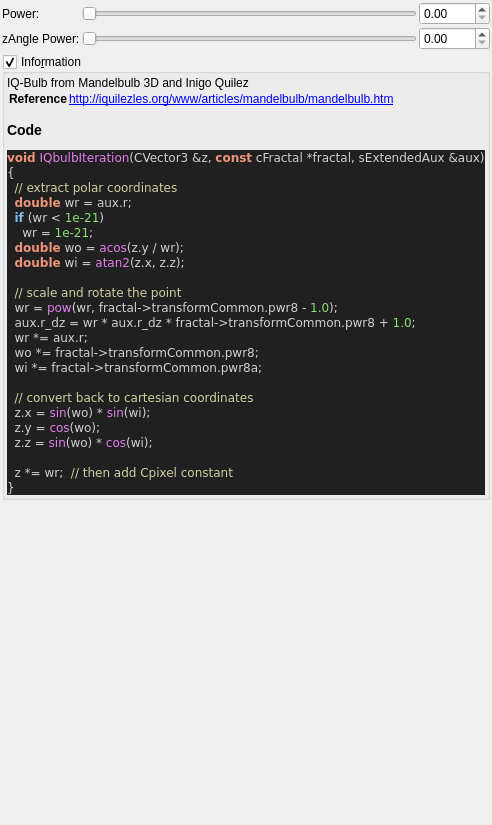
buddhi1980/mandelbulber2, file mandelbulber2/qt_data/fractal_iq_bulb.ui: the form before one commit.
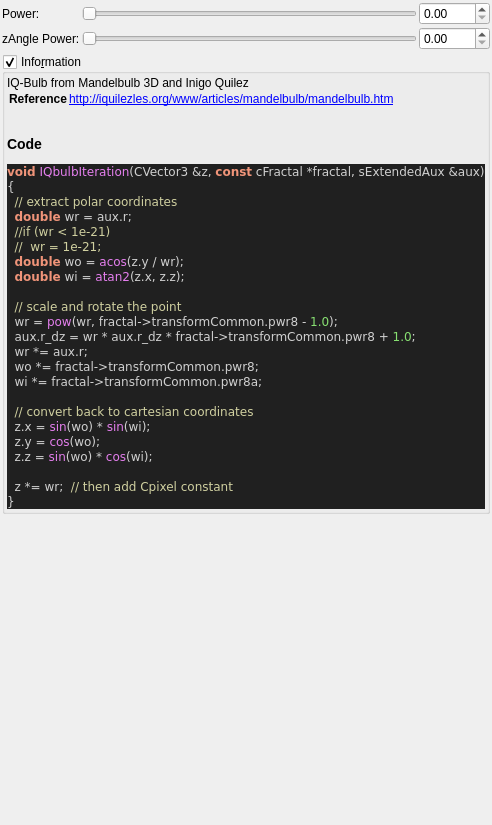
The form after the commit. Custom widgets are drawn as their Qt base class.

Commit message:
stripped code highlight output to body tag
 the surrounding part (HTML Tag and comment) contained version specific parts.
 Now only the body tag will be written to the ui file,
 so the complete output of populateUiInformation.php should be reproducable.

 Also readded broken symlinks in deploy/share/mandelbulber2

Diff of the .ui file:
```diff
--- a/mandelbulber2/qt_data/fractal_iq_bulb.ui
+++ b/mandelbulber2/qt_data/fractal_iq_bulb.ui
@@ -185,22 +185,17 @@
        <widget class="QLabel" name="label_code_content">
         <property name="text">
          <string>&lt;p&gt;IQ-Bulb from Mandelbulb 3D and Inigo Quilez&lt;/p&gt;&lt;table&gt;
-&lt;tr&gt;&lt;th&gt;Reference&lt;/th&gt;&lt;td&gt;&lt;a href=&quot;http://iquilezles.org/www/articles/mandelbulb/mandelbulb.htm&quot;&gt;http://iquilezles.org/www/articles/mandelbulb/mandelbulb.htm&lt;/a&gt;&lt;/td&gt;&lt;/tr&gt;
+&lt;tr&gt;&lt;th&gt;Reference&lt;/th&gt;&lt;td&gt;&lt;a href=&quot;http://iquilezles.org/www/articles/mandelbulb/mandelbulb.htm&quot;&gt;http://iquilezles.org/www/articles/mandelbulb/mandelbulb.htm&lt;br&gt;
+&lt;/td&gt;&lt;/tr&gt;
 &lt;/table&gt;
 &lt;h3&gt;Code&lt;/h3&gt;
-&lt;!DOCTYPE HTML PUBLIC &quot;-//W3C//DTD HTML 4.0 Transitional//EN&quot;&gt;
-&lt;html&gt;
-&lt;head&gt;
-&lt;meta http-equiv=&quot;content-type&quot; content=&quot;text/html; charset=ISO-8859-1&quot;&gt;
-&lt;title&gt;Source file&lt;/title&gt;
-&lt;/head&gt;
 &lt;body style=&quot;background-color:#202020&quot;&gt;
-&lt;pre style=&quot;color:#d0d0d0; background-color:#202020;  font-family:'Courier New';&quot;&gt;&lt;span style=&quot;color:#f09479; font-weight:bold&quot;&gt;void&lt;/span&gt; &lt;span style=&quot;color:#e47eed&quot;&gt;IQbulbIteration&lt;/span&gt;&lt;span style=&quot;color:#d0d0d0&quot;&gt;(&lt;/span&gt;CVector3 &lt;span style=&quot;color:#d0d0d0&quot;&gt;&amp;amp;&lt;/span&gt;z&lt;span style=&quot;color:#d0d0d0&quot;&gt;,&lt;/span&gt; &lt;span style=&quot;color:#f09479; font-weight:bold&quot;&gt;const&lt;/span&gt; cFractal &lt;span style=&quot;color:#d0d0d0&quot;&gt;*&lt;/span&gt;fractal&lt;span style=&quot;color:#d0d0d0&quot;&gt;,&lt;/span&gt; sExtendedAux &lt;span style=&quot;color:#d0d0d0&quot;&gt;&amp;amp;&lt;/span&gt;aux&lt;span style=&quot;color:#d0d0d0&quot;&gt;)&lt;/span&gt;
+&lt;pre style=&quot;color:#d0d0d0; background-color:#202020;  font-family:'Courier New',monospace;&quot;&gt;&lt;span style=&quot;color:#f09479; font-weight:bold&quot;&gt;void&lt;/span&gt; &lt;span style=&quot;color:#e47eed&quot;&gt;IQbulbIteration&lt;/span&gt;&lt;span style=&quot;color:#d0d0d0&quot;&gt;(&lt;/span&gt;CVector3 &lt;span style=&quot;color:#d0d0d0&quot;&gt;&amp;amp;&lt;/span&gt;z&lt;span style=&quot;color:#d0d0d0&quot;&gt;,&lt;/span&gt; &lt;span style=&quot;color:#f09479; font-weight:bold&quot;&gt;const&lt;/span&gt; cFractal &lt;span style=&quot;color:#d0d0d0&quot;&gt;*&lt;/span&gt;fractal&lt;span style=&quot;color:#d0d0d0&quot;&gt;,&lt;/span&gt; sExtendedAux &lt;span style=&quot;color:#d0d0d0&quot;&gt;&amp;amp;&lt;/span&gt;aux&lt;span style=&quot;color:#d0d0d0&quot;&gt;)&lt;/span&gt;
 &lt;span style=&quot;color:#d0d0d0&quot;&gt;{&lt;/span&gt;
   &lt;span style=&quot;color:#d0d0a0&quot;&gt;// extract polar coordinates&lt;/span&gt;
   &lt;span style=&quot;color:#f09479; font-weight:bold&quot;&gt;double&lt;/span&gt; wr &lt;span style=&quot;color:#d0d0d0&quot;&gt;=&lt;/span&gt; aux&lt;span style=&quot;color:#d0d0d0&quot;&gt;.&lt;/span&gt;r&lt;span style=&quot;color:#d0d0d0&quot;&gt;;&lt;/span&gt;
-  &lt;span style=&quot;color:#7ec0ee; font-weight:bold&quot;&gt;if&lt;/span&gt; &lt;span style=&quot;color:#d0d0d0&quot;&gt;(&lt;/span&gt;wr &lt;span style=&quot;color:#d0d0d0&quot;&gt;&amp;lt;&lt;/span&gt; &lt;span style=&quot;color:#87df71&quot;&gt;1e-21&lt;/span&gt;&lt;span style=&quot;color:#d0d0d0&quot;&gt;)&lt;/span&gt;
-    wr &lt;span style=&quot;color:#d0d0d0&quot;&gt;=&lt;/span&gt; &lt;span style=&quot;color:#87df71&quot;&gt;1e-21&lt;/span&gt;&lt;span style=&quot;color:#d0d0d0&quot;&gt;;&lt;/span&gt;
+  &lt;span style=&quot;color:#d0d0a0&quot;&gt;//if (wr &amp;lt; 1e-21)&lt;/span&gt;
+  &lt;span style=&quot;color:#d0d0a0&quot;&gt;//  wr = 1e-21;&lt;/span&gt;
   &lt;span style=&quot;color:#f09479; font-weight:bold&quot;&gt;double&lt;/span&gt; wo &lt;span style=&quot;color:#d0d0d0&quot;&gt;=&lt;/span&gt; &lt;span style=&quot;color:#e47eed&quot;&gt;acos&lt;/span&gt;&lt;span style=&quot;color:#d0d0d0&quot;&gt;(&lt;/span&gt;z&lt;span style=&quot;color:#d0d0d0&quot;&gt;.&lt;/span&gt;y &lt;span style=&quot;color:#d0d0d0&quot;&gt;/&lt;/span&gt; wr&lt;span style=&quot;color:#d0d0d0&quot;&gt;);&lt;/span&gt;
   &lt;span style=&quot;color:#f09479; font-weight:bold&quot;&gt;double&lt;/span&gt; wi &lt;span style=&quot;color:#d0d0d0&quot;&gt;=&lt;/span&gt; &lt;span style=&quot;color:#e47eed&quot;&gt;atan2&lt;/span&gt;&lt;span style=&quot;color:#d0d0d0&quot;&gt;(&lt;/span&gt;z&lt;span style=&quot;color:#d0d0d0&quot;&gt;.&lt;/span&gt;x&lt;span style=&quot;color:#d0d0d0&quot;&gt;,&lt;/span&gt; z&lt;span style=&quot;color:#d0d0d0&quot;&gt;.&lt;/span&gt;z&lt;span style=&quot;color:#d0d0d0&quot;&gt;);&lt;/span&gt;
 
@@ -219,10 +214,7 @@
   z &lt;span style=&quot;color:#d0d0d0&quot;&gt;*=&lt;/span&gt; wr&lt;span style=&quot;color:#d0d0d0&quot;&gt;;&lt;/span&gt;  &lt;span style=&quot;color:#d0d0a0&quot;&gt;// then add Cpixel constant&lt;/span&gt;
 &lt;span style=&quot;color:#d0d0d0&quot;&gt;}&lt;/span&gt;
 &lt;/pre&gt;
-&lt;/body&gt;
-&lt;/html&gt;
-&lt;!--HTML generated by highlight 3.9, http://www.andre-simon.de/--&gt;
-</string>
+&lt;/body&gt;</string>
         </property>
         <property name="wordWrap">
          <bool>true</bool>
```
The commit also changes 109 other files.
